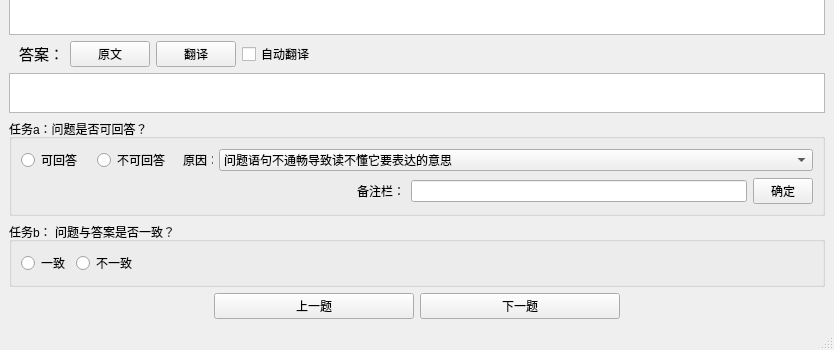
Old version of the form mainwindow.ui in the repository WANGKANG1717/data-annotation-software; both pictures show x 0 to 834 and y 359 to 709 of the 834 by 709 pixel window.
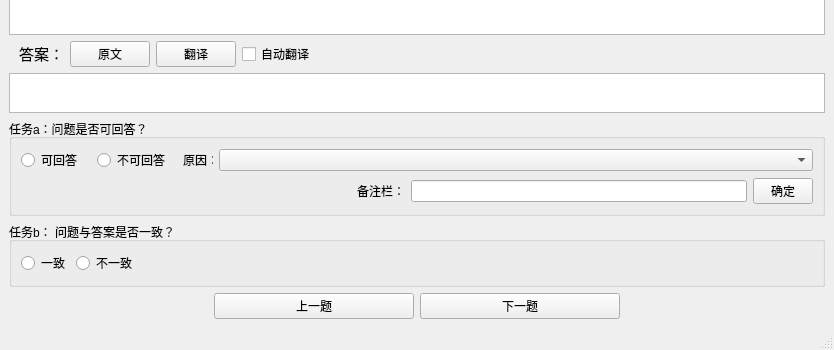
New version of the form. Icons and pictures are not drawn.

What changed in the file:
```diff
--- a/mainwindow.ui
+++ b/mainwindow.ui
@@ -248,6 +248,11 @@
          </item>
          <item>
           <widget class="QComboBox" name="comboBox_unanswerable_reason">
+           <item>
+            <property name="text">
+             <string/>
+            </property>
+           </item>
            <item>
             <property name="text">
              <string>问题语句不通畅导致读不懂它要表达的意思</string>
```
Left out of the diff: 18 changed lines with no effect on the pictures.
